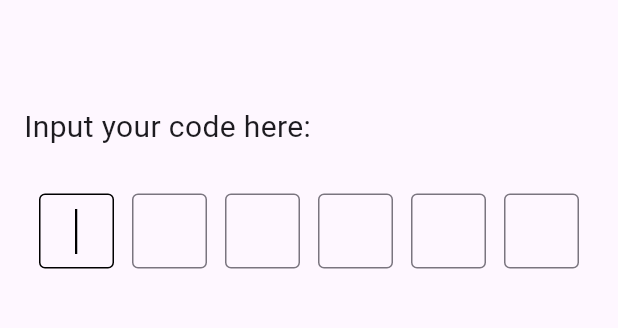
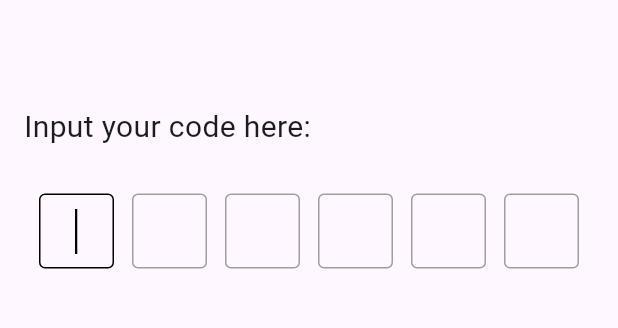
Before and after one commit to fateme-shm/otp_plus, a Flutter app: the screen it shows after launch, on a phone screen of 412 x 824 dp, the part 84-412 px from its top. Run offline on Flutter 3.47's test engine with Material 3 defaults, Android fonts, the phone set to English and light mode, and no system bars.

Commit message:
fix border color problem

```diff
--- a/lib/otp_inputs.dart
+++ b/lib/otp_inputs.dart
@@ -29,9 +29,6 @@ class OtpPlusInputs extends StatefulWidget {
 
   /// Custom text style for each digit
   final TextStyle? textStyle;
-
-  /// Custom decoration for the input fields
-  final InputDecoration? decoration;
 
   /// Whether to obscure the text (e.g., for passwords)
   final bool obscureText;
@@ -119,7 +116,6 @@ class OtpPlusInputs extends StatefulWidget {
     required this.shape,
     required this.length,
     this.textStyle,
-    this.decoration,
     this.onCompleted,
     this.obscureText = false,
     this.enabled,
@@ -428,29 +424,35 @@ class _OtpPlusInputsState extends State<OtpPlusInputs> {
                     LengthLimitingTextInputFormatter(1),
                     FilteringTextInputFormatter.digitsOnly,
                   ],
-                  decoration:
-                      widget.decoration ??
-                      InputDecoration(
+                  decoration: InputDecoration(
                     contentPadding:
                         widget.contentPadding ??
                         const EdgeInsets.symmetric(
                           horizontal: 10,
                           vertical: 10,
                         ),
-                        border: widget.shape == OtpFieldShape.underline
+                    enabledBorder: widget.shape == OtpFieldShape.underline
                         ? UnderlineInputBorder(
                             borderSide: BorderSide(
-                                  color:
-                                      widget.borderColor ??
-                                      Colors.grey.withValues(alpha: 0.5),
+                              color: widget.borderColor ?? Colors.grey,
                             ),
                           )
                         : OutlineInputBorder(
                             borderRadius: borderRadius,
                             borderSide: BorderSide(
-                                  color:
-                                      widget.borderColor ??
-                                      Colors.grey.withValues(alpha: 0.5),
+                              color: widget.borderColor ?? Colors.grey,
+                            ),
+                          ),
+                    border: widget.shape == OtpFieldShape.underline
+                        ? UnderlineInputBorder(
+                            borderSide: BorderSide(
+                              color: widget.borderColor ?? Colors.grey,
+                            ),
+                          )
+                        : OutlineInputBorder(
+                            borderRadius: borderRadius,
+                            borderSide: BorderSide(
+                              color: widget.borderColor ?? Colors.grey,
                             ),
                           ),
                     focusedBorder: widget.shape == OtpFieldShape.underline
@@ -462,8 +464,7 @@ class _OtpPlusInputsState extends State<OtpPlusInputs> {
                         : OutlineInputBorder(
                             borderRadius: borderRadius,
                             borderSide: BorderSide(
-                                  color:
-                                      widget.focusedBorderColor ?? Colors.black,
+                              color: widget.focusedBorderColor ?? Colors.black,
                             ),
                           ),
                     errorBorder: widget.shape == OtpFieldShape.underline
--- a/pubspec.yaml
+++ b/pubspec.yaml
@@ -1,6 +1,6 @@
 name: otp_plus
 description: 'A Flutter package that auto-fills OTPs from SMS or other sources into text fields, enabling seamless user authentication and improving the sign-in experience.'
-version: 0.0.7
+version: 0.0.8
 homepage: https://github.com/fateme-shm/otp_plus
 repository: https://github.com/fateme-shm/otp_plus
 issue_tracker: https://github.com/fateme-shm/otp_plus/issues
```
Also changed, not shown: demo.png (added), example/pubspec.lock, 2 other files. Lines whose indentation alone changed are shown as unchanged.
